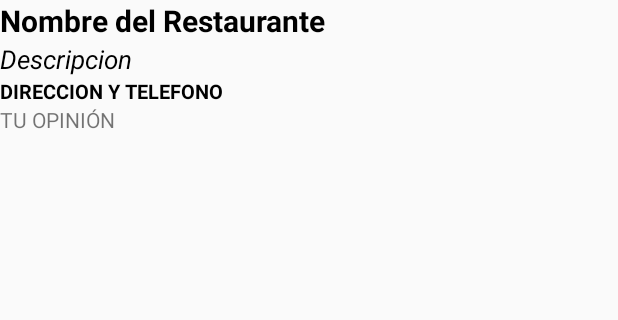
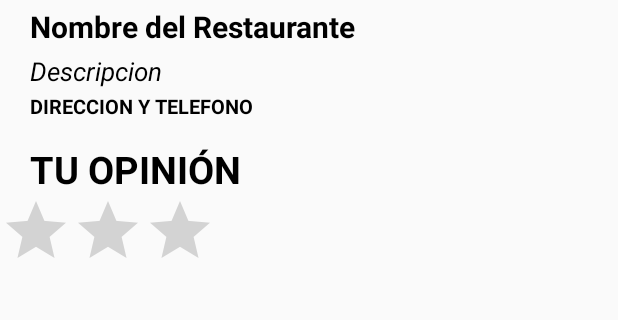
Before and after one commit to luisccc99/EXAMEN_U2, an Android app: the layout evaluacion_restaurante.xml on its own in the app's theme, with its tools: preview values and no code run, on a phone screen of 412 x 824 dp, the part 349-669 px from its top. Run offline under Robolectric (Android 15) with nearby library versions, the phone set to English and light mode, and no system bars.

Commit message:
agregando rating bar

```diff
--- a/EXA_U2/app/src/main/res/layout/evaluacion_restaurante.xml
+++ b/EXA_U2/app/src/main/res/layout/evaluacion_restaurante.xml
@@ -11,7 +11,7 @@
         android:layout_height="wrap_content"
         android:textStyle="bold"
         android:textColor="#000"
-        android:layout_marginLeft="20dp"
+        android:layout_marginStart="20dp"
         android:textSize="35sp"
         android:text="Evaluación"/>
 
@@ -24,13 +24,18 @@
     <TextView
         android:layout_width="match_parent"
         android:layout_height="wrap_content"
+        android:layout_marginTop="4dp"
+        android:layout_marginBottom="4dp"
         android:text="Nombre del Restaurante"
+        android:layout_marginStart="20dp"
         android:textColor="#000"
         android:textStyle="bold"
         android:textSize="20sp"/>
     <TextView
         android:layout_width="match_parent"
         android:layout_height="wrap_content"
+        android:layout_marginStart="20dp"
+        android:layout_marginBottom="2dp"
         android:text="Descripcion"
         android:textColor="#000"
         android:textStyle="italic"
@@ -39,6 +44,8 @@
     <TextView
         android:layout_width="wrap_content"
         android:layout_height="wrap_content"
+        android:layout_marginStart="20dp"
+        android:layout_marginBottom="15dp"
         android:textSize="13sp"
         android:textAllCaps="true"
         android:textColor="#000"
@@ -48,5 +55,15 @@
     <TextView
         android:layout_width="match_parent"
         android:layout_height="wrap_content"
+        android:textColor="#000"
+        android:layout_marginStart="20dp"
+        android:textSize="25sp"
+        android:textStyle="bold"
         android:text="TU OPINIÓN"/>
+
+    <RatingBar
+        android:id="@+id/ratingBar2"
+        android:layout_width="wrap_content"
+        android:layout_height="wrap_content"
+        android:numStars="3" />
 </LinearLayout>
```
Also changed, not shown: EXA_U2/app/src/main/res/layout/item_restaurante.xml (+10 -1 lines).
